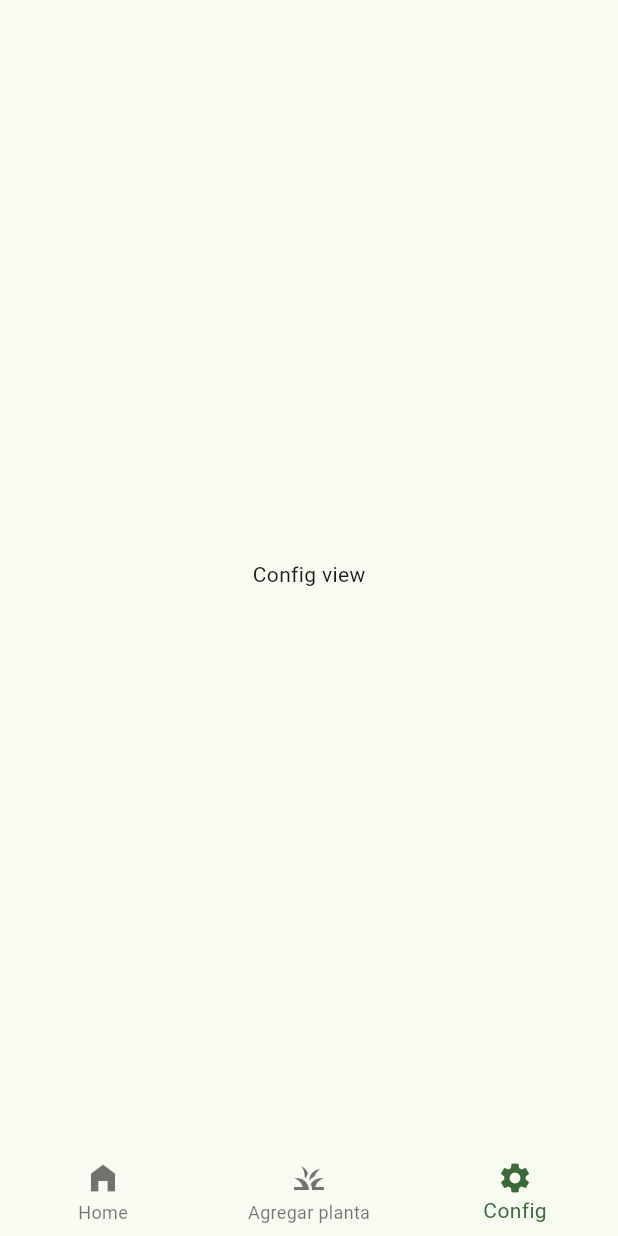
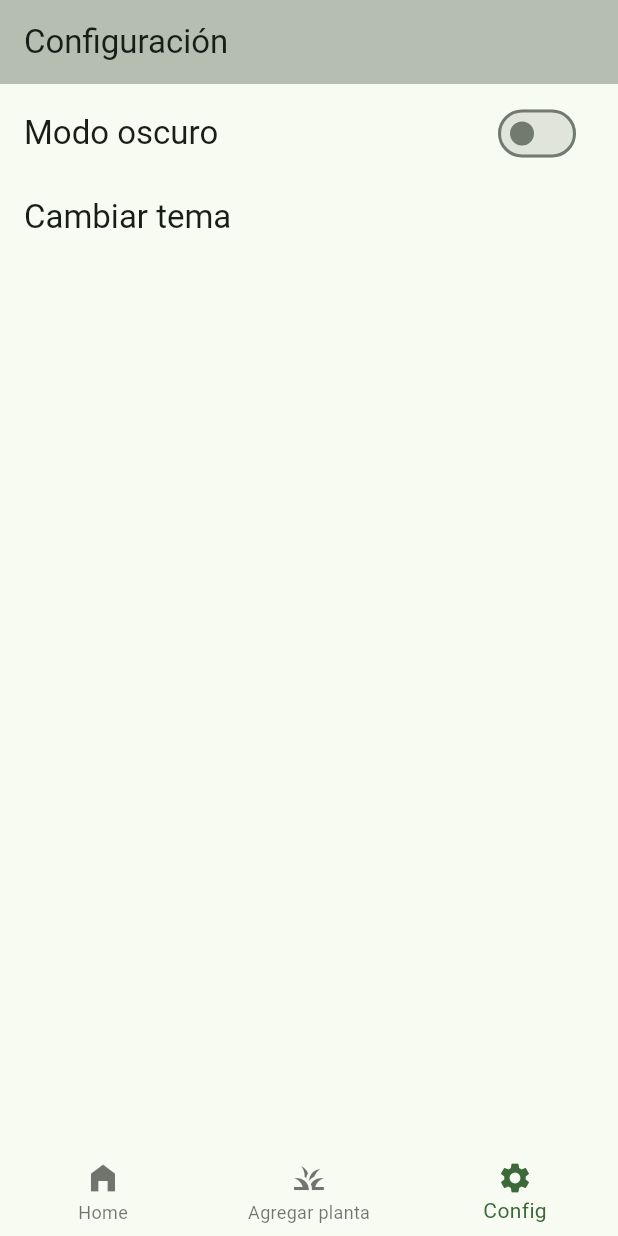
Before and after one commit to Brunox117/plantify_flutter, a Flutter app: the screen it shows after launch, item 3 of the bottom bar chosen, on a phone screen of 412 x 824 dp. Run offline on Flutter 3.47's test engine with Material 2 defaults, Android fonts, the phone set to English and light mode, and no system bars; our stand-ins replace flutter_colorpicker, flutter_riverpod, go_router, riverpod_annotation; generated files the repository leaves out were written again.

Commit message:
Ya se puede cambiar a modo oscuro y ademas se puede cambiar el tema de la app

```diff
--- a/lib/Config/Theme/app_theme.dart
+++ b/lib/Config/Theme/app_theme.dart
@@ -1,9 +1,21 @@
 import 'package:flutter/material.dart';
 
 class AppTheme{
+  final Color selectedColor;
+  final bool isDarkMode;
+
+  AppTheme({this.isDarkMode = false, this.selectedColor = Colors.green});
+
   ThemeData getTheme() => ThemeData(
-    brightness: Brightness.light,
     useMaterial3: true,
-    colorSchemeSeed: Colors.green,
+    brightness: isDarkMode ? Brightness.dark : Brightness.light,
+    colorSchemeSeed: selectedColor,
+    appBarTheme: const AppBarTheme(centerTitle: false),
   );
+
+  AppTheme copyWith({Color? selectedColor, bool? isDarkMode}) => AppTheme(
+    selectedColor: selectedColor ?? this.selectedColor,
+    isDarkMode: isDarkMode ?? this.isDarkMode
+  );
+
 }
--- a/lib/main.dart
+++ b/lib/main.dart
@@ -1,19 +1,23 @@
 import 'package:flutter/material.dart';
+import 'package:flutter_riverpod/flutter_riverpod.dart';
 import 'package:plantify/Config/Router/app_router.dart';
 import 'package:plantify/Config/Theme/app_theme.dart';
+import 'package:plantify/presentation/providers/providers.dart';
 
 void main() {
-  runApp(const MainApp());
+  runApp(const ProviderScope(child: MainApp()));
 }
 
-class MainApp extends StatelessWidget {
+class MainApp extends ConsumerWidget {
   const MainApp({super.key});
 
   @override
-  Widget build(BuildContext context) {
+  Widget build(BuildContext context, WidgetRef ref) {
+    final isDarkMode = ref.watch(darkModeProvider);
+    final selectedColor = ref.watch(selectedColorProvider);
     return MaterialApp.router(
       routerConfig: appRouter,
-      theme: AppTheme().getTheme(),
+      theme: AppTheme(isDarkMode: isDarkMode, selectedColor: selectedColor).getTheme(),
       debugShowCheckedModeBanner: false,
     );
   }
--- /dev/null
+++ b/lib/presentation/providers/providers.dart
@@ -0,0 +1 @@
+export './config/theme_provider.dart';
--- a/lib/presentation/views/home_views/config_view.dart
+++ b/lib/presentation/views/home_views/config_view.dart
@@ -1,12 +1,83 @@
-import 'package:flutter/widgets.dart';
+import 'package:flutter/material.dart';
+import 'package:flutter_colorpicker/flutter_colorpicker.dart';
+import 'package:flutter_riverpod/flutter_riverpod.dart';
+import 'package:plantify/presentation/providers/providers.dart';
 
-class ConfigView extends StatelessWidget {
+class ConfigView extends ConsumerWidget implements PreferredSizeWidget {
   const ConfigView({super.key});
 
   @override
-  Widget build(BuildContext context) {
-    return const Center(
-      child: Text('Config view'),
+  Widget build(BuildContext context, WidgetRef ref) {
+    final textStyles = Theme.of(context).textTheme;
+    final colors = Theme.of(context).colorScheme;
+    final isDarkMode = ref.watch(darkModeProvider);
+
+    return Scaffold(
+      appBar: AppBar(
+        backgroundColor: colors.secondary.withOpacity(0.4),
+        title: Text(
+          'Configuración',
+          style: textStyles.titleLarge,
+        ),
+      ),
+      body: ListView(
+        physics: const ClampingScrollPhysics(),
+        children: [
+          const SizedBox(
+            height: 5,
+          ),
+          SwitchListTile(
+            title: Text(
+              'Modo oscuro',
+              style: textStyles.titleLarge,
+            ),
+            value: isDarkMode,
+            onChanged: (value) {
+              ref.read(darkModeProvider.notifier).toogleDarkMode();
+            },
+          ),
+          ListTile(
+            title: Text('Cambiar tema', style: textStyles.titleLarge,),
+            onTap: () {
+              colorPickerDialog(context, ref);
+            },
+          )
+        ],
+      ),
     );
   }
+
+   @override
+  Size get preferredSize => const Size.fromHeight(kToolbarHeight);
 }
+
+Future colorPickerDialog(BuildContext context, WidgetRef ref) {
+  final colors = Theme.of(context).colorScheme;
+  return showDialog(
+    context: context,
+    builder: (context) => AlertDialog(
+      shape: RoundedRectangleBorder(borderRadius: BorderRadius.circular(0.0)),
+      content: SingleChildScrollView(
+        child: BlockPicker(
+          pickerColor: colors.primary,
+          onColorChanged: (value) {
+            ref.read(selectedColorProvider.notifier).changeSelectedColor(value);
+          },
+        ),
+      ),
+      actions: <Widget>[
+        TextButton(
+          style: ElevatedButton.styleFrom(
+              shape: RoundedRectangleBorder(
+                  borderRadius: BorderRadius.circular(0.0)),
+              padding: const EdgeInsets.only(
+                  left: 30.0, top: 0.0, right: 30.0, bottom: 0.0)),
+          onPressed: () {
+            Navigator.of(context).pop(false);
+          },
+          child: Text('CLOSE', style: TextStyle(color: colors.primary)),
+        ),
+      ],
+    ),
+  );
+}
```
Also changed, not shown: lib/presentation/providers/config/theme_provider.dart (added, +26 -0 lines), pubspec.yaml (+7 -0 lines), lib/presentation/providers/config/theme_provider.g.dart (added), pubspec.lock, 1 other file.
